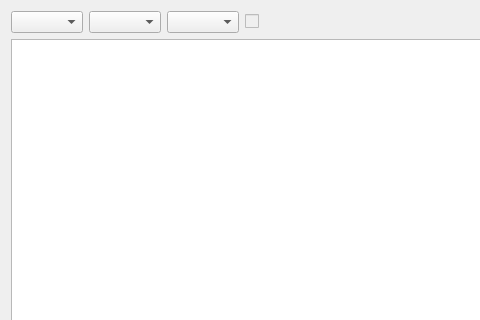
Above: bbsed/ui/select_dialog.ui from slacknate/bbsed before the change; both pictures show x 0 to 480 and y 0 to 320 of the 640 by 638 pixel window. Below: the same form after it.
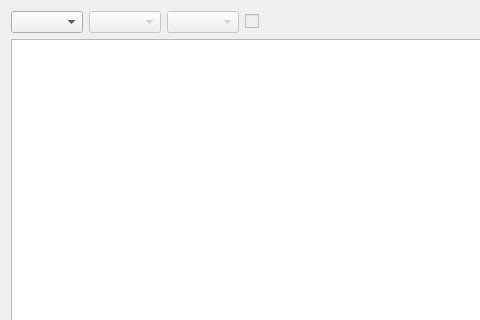
That is the form after the change.

Commit message: [select_dialog] refactor (again lolol)

What changed in the file:
```diff
--- a/bbsed/ui/select_dialog.ui
+++ b/bbsed/ui/select_dialog.ui
@@ -27,10 +27,17 @@
       </widget>
      </item>
      <item>
-      <widget class="QComboBox" name="palette_select"/>
+      <widget class="QComboBox" name="palette_select">
+       <property name="enabled">
+        <bool>false</bool>
+       </property>
+      </widget>
      </item>
      <item>
       <widget class="QComboBox" name="slot_select">
+       <property name="enabled">
+        <bool>false</bool>
+       </property>
        <property name="sizePolicy">
         <sizepolicy hsizetype="Preferred" vsizetype="Fixed">
          <horstretch>0</horstretch>
```
The commit also changes 4 other files.
